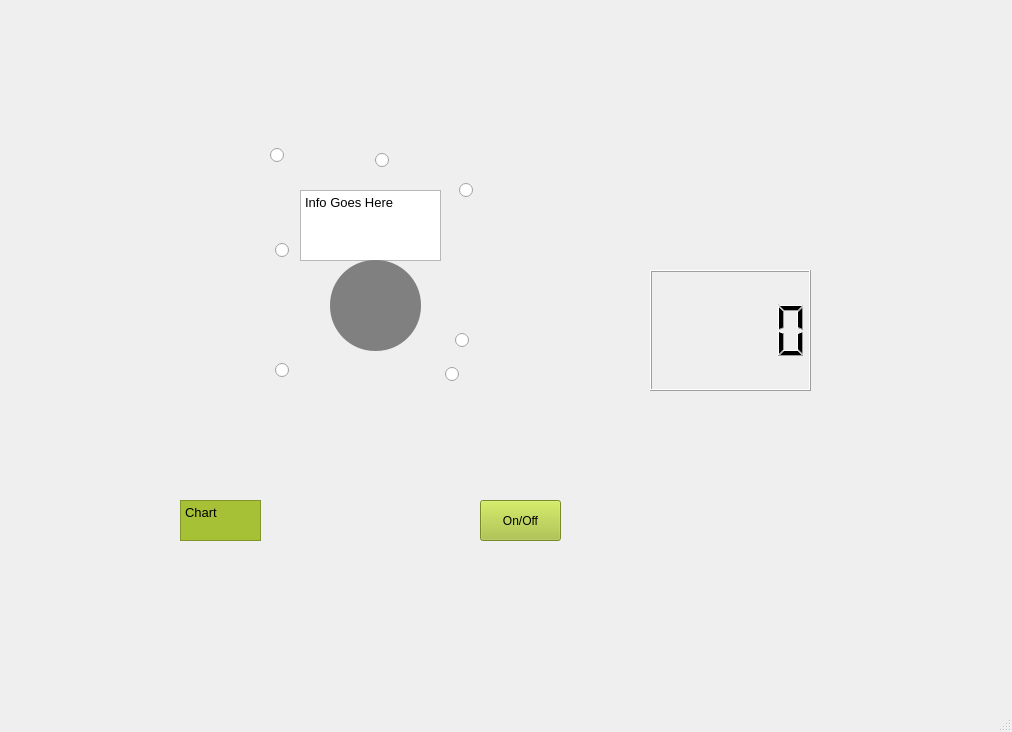
The window that mainwindow.ui (rayc4/COMP3004-Group-Project) describes before a commit, drawn with Qt 5.
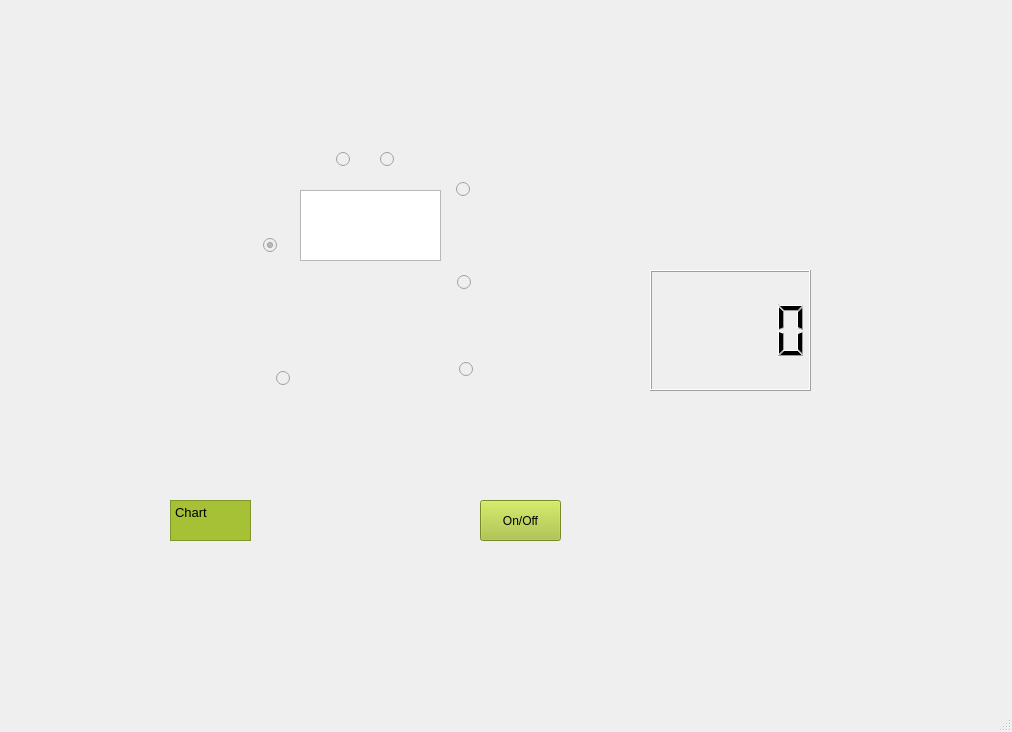
The same window after the commit. Icons and pictures are not drawn.

Commit message: aed power button functionality, ui changes

```diff
--- a/mainwindow.ui
+++ b/mainwindow.ui
@@ -30,150 +30,6 @@
      <string/>
     </property>
    </widget>
-   <widget class="QPushButton" name="pushButton1">
-    <property name="geometry">
-     <rect>
-      <x>180</x>
-      <y>180</y>
-      <width>111</width>
-      <height>81</height>
-     </rect>
-    </property>
-    <property name="styleSheet">
-     <string notr="true">border-image: url(:/res/button1.png);
-color: white; 
-border-radius: 10px; </string>
-    </property>
-    <property name="text">
-     <string/>
-    </property>
-   </widget>
-   <widget class="QPushButton" name="pushButton2">
-    <property name="geometry">
-     <rect>
-      <x>250</x>
-      <y>90</y>
-      <width>111</width>
-      <height>81</height>
-     </rect>
-    </property>
-    <property name="styleSheet">
-     <string notr="true">border-image: url(:/res/button2.png);
-color: white; 
-border-radius: 10px; </string>
-    </property>
-    <property name="text">
-     <string/>
-    </property>
-   </widget>
-   <widget class="QPushButton" name="pushButton3">
-    <property name="geometry">
-     <rect>
-      <x>370</x>
-      <y>90</y>
-      <width>111</width>
-      <height>81</height>
-     </rect>
-    </property>
-    <property name="styleSheet">
-     <string notr="true">border-image: url(:/res/button3.png);
-color: white; 
-border-radius: 10px; </string>
-    </property>
-    <property name="text">
-     <string/>
-    </property>
-   </widget>
-   <widget class="QPushButton" name="pushButton4">
-    <property name="geometry">
-     <rect>
-      <x>450</x>
-      <y>180</y>
-      <width>111</width>
-      <height>81</height>
-     </rect>
-    </property>
-    <property name="styleSheet">
-     <string notr="true">border-image: url(:/res/button4.png);
-color: white; 
-border-radius: 10px; </string>
-    </property>
-    <property name="text">
-     <string/>
-    </property>
-   </widget>
-   <widget class="QPushButton" name="pushButton5">
-    <property name="geometry">
-     <rect>
-      <x>450</x>
-      <y>270</y>
-      <width>111</width>
-      <height>81</height>
-     </rect>
-    </property>
-    <property name="styleSheet">
-     <string notr="true">border-image: url(:/res/button5png);
-color: white; 
-border-radius: 10px; </string>
-    </property>
-    <property name="text">
-     <string/>
-    </property>
-   </widget>
-   <widget class="QPushButton" name="pushButton6">
-    <property name="geometry">
-     <rect>
-      <x>380</x>
-      <y>360</y>
-      <width>111</width>
-      <height>81</height>
-     </rect>
-    </property>
-    <property name="styleSheet">
-     <string notr="true">border-image: url(:/res/button6.png);
-color: white; 
-border-radius: 10px; </string>
-    </property>
-    <property name="text">
-     <string/>
-    </property>
-   </widget>
-   <widget class="QPushButton" name="pushButton8">
-    <property name="geometry">
-     <rect>
-      <x>210</x>
-      <y>320</y>
-      <width>81</width>
-      <height>71</height>
-     </rect>
-    </property>
-    <property name="styleSheet">
-     <string notr="true">border-image: url(:/res/button8.png);
-color: white; 
-border-radius: 10px; </string>
-    </property>
-    <property name="text">
-     <string/>
-    </property>
-   </widget>
-   <widget class="QPushButton" name="pushButton7">
-    <property name="geometry">
-     <rect>
-      <x>270</x>
-      <y>360</y>
-      <width>91</width>
-      <height>81</height>
-     </rect>
-    </property>
-    <property name="styleSheet">
-     <string notr="true">border-image: url(:/res/button7.png);
-color: white; 
-border-radius: 10px; </string>
-    </property>
-    <property name="text">
-     <string/>
-    </property>
-   </widget>
    <widget class="QTextBrowser" name="textBrowser">
     <property name="geometry">
      <rect>
@@ -188,7 +44,7 @@
 &lt;html&gt;&lt;head&gt;&lt;meta name=&quot;qrichtext&quot; content=&quot;1&quot; /&gt;&lt;style type=&quot;text/css&quot;&gt;
 p, li { white-space: pre-wrap; }
 &lt;/style&gt;&lt;/head&gt;&lt;body style=&quot; font-family:'Sans'; font-size:10pt; font-weight:400; font-style:normal;&quot;&gt;
-&lt;p style=&quot; margin-top:0px; margin-bottom:0px; margin-left:0px; margin-right:0px; -qt-block-indent:0; text-indent:0px;&quot;&gt;Info Goes Here&lt;/p&gt;&lt;/body&gt;&lt;/html&gt;</string>
+&lt;p style=&quot;-qt-paragraph-type:empty; margin-top:0px; margin-bottom:0px; margin-left:0px; margin-right:0px; -qt-block-indent:0; text-indent:0px;&quot;&gt;&lt;br /&gt;&lt;/p&gt;&lt;/body&gt;&lt;/html&gt;</string>
     </property>
    </widget>
    <widget class="QPushButton" name="pushButtonOnOff">
@@ -211,7 +67,7 @@
    <widget class="QTextBrowser" name="textBrowser_2">
     <property name="geometry">
      <rect>
-      <x>180</x>
+      <x>170</x>
       <y>500</y>
       <width>81</width>
       <height>41</height>
@@ -230,23 +86,38 @@
     </property>
    </widget>
    <widget class="QRadioButton" name="radioButton2">
+    <property name="enabled">
+     <bool>false</bool>
+    </property>
     <property name="geometry">
      <rect>
-      <x>270</x>
-      <y>140</y>
-      <width>71</width>
+      <x>336</x>
+      <y>144</y>
+      <width>21</width>
       <height>31</height>
      </rect>
     </property>
     <property name="text">
      <string/>
     </property>
+    <property name="checkable">
+     <bool>true</bool>
+    </property>
+    <property name="checked">
+     <bool>false</bool>
+    </property>
+    <property name="autoExclusive">
+     <bool>true</bool>
+    </property>
    </widget>
    <widget class="QRadioButton" name="radioButton3">
+    <property name="enabled">
+     <bool>false</bool>
+    </property>
     <property name="geometry">
      <rect>
-      <x>375</x>
-      <y>150</y>
+      <x>380</x>
+      <y>149</y>
       <width>61</width>
       <height>20</height>
      </rect>
@@ -254,25 +125,49 @@
     <property name="text">
      <string/>
     </property>
+    <property name="checkable">
+     <bool>true</bool>
+    </property>
+    <property name="checked">
+     <bool>false</bool>
+    </property>
+    <property name="autoExclusive">
+     <bool>true</bool>
+    </property>
    </widget>
    <widget class="QRadioButton" name="radioButton1">
+    <property name="enabled">
+     <bool>false</bool>
+    </property>
     <property name="geometry">
      <rect>
-      <x>275</x>
-      <y>240</y>
-      <width>61</width>
+      <x>263</x>
+      <y>235</y>
+      <width>21</width>
       <height>20</height>
      </rect>
     </property>
     <property name="text">
      <string/>
     </property>
+    <property name="checkable">
+     <bool>true</bool>
+    </property>
+    <property name="checked">
+     <bool>true</bool>
+    </property>
+    <property name="autoExclusive">
+     <bool>true</bool>
+    </property>
    </widget>
    <widget class="QRadioButton" name="radioButton4">
+    <property name="enabled">
+     <bool>false</bool>
+    </property>
     <property name="geometry">
      <rect>
-      <x>459</x>
-      <y>180</y>
+      <x>456</x>
+      <y>179</y>
       <width>51</width>
       <height>20</height>
      </rect>
@@ -280,12 +175,24 @@
     <property name="text">
      <string/>
     </property>
+    <property name="checkable">
+     <bool>true</bool>
+    </property>
+    <property name="checked">
+     <bool>false</bool>
+    </property>
+    <property name="autoExclusive">
+     <bool>true</bool>
+    </property>
    </widget>
    <widget class="QRadioButton" name="radioButton5">
+    <property name="enabled">
+     <bool>false</bool>
+    </property>
     <property name="geometry">
      <rect>
-      <x>455</x>
-      <y>330</y>
+      <x>457</x>
+      <y>272</y>
       <width>61</width>
       <height>20</height>
      </rect>
@@ -293,12 +200,24 @@
     <property name="text">
      <string/>
     </property>
+    <property name="checkable">
+     <bool>true</bool>
+    </property>
+    <property name="checked">
+     <bool>false</bool>
+    </property>
+    <property name="autoExclusive">
+     <bool>true</bool>
+    </property>
    </widget>
    <widget class="QRadioButton" name="radioButton6">
+    <property name="enabled">
+     <bool>false</bool>
+    </property>
     <property name="geometry">
      <rect>
-      <x>445</x>
-      <y>359</y>
+      <x>459</x>
+      <y>354</y>
       <width>41</width>
       <height>31</height>
      </rect>
@@ -306,12 +225,24 @@
     <property name="text">
      <string/>
     </property>
+    <property name="checkable">
+     <bool>true</bool>
+    </property>
+    <property name="checked">
+     <bool>false</bool>
+    </property>
+    <property name="autoExclusive">
+     <bool>true</bool>
+    </property>
    </widget>
    <widget class="QRadioButton" name="radioButton7">
+    <property name="enabled">
+     <bool>false</bool>
+    </property>
     <property name="geometry">
      <rect>
-      <x>275</x>
-      <y>360</y>
+      <x>276</x>
+      <y>368</y>
       <width>51</width>
       <height>21</height>
      </rect>
@@ -319,25 +250,14 @@
     <property name="text">
      <string/>
     </property>
-   </widget>
-   <widget class="QPushButton" name="pushButtonOnOff_2">
-    <property name="geometry">
-     <rect>
-      <x>330</x>
-      <y>260</y>
-      <width>91</width>
-      <height>91</height>
-     </rect>
+    <property name="checkable">
+     <bool>true</bool>
     </property>
-    <property name="styleSheet">
-     <string notr="true">border-image: url(:/res/middle button.png);
-border-radius: 45px; 
-background-color: grey;
-color: white; 
-padding: 5px; </string>
+    <property name="checked">
+     <bool>false</bool>
     </property>
-    <property name="text">
-     <string/>
+    <property name="autoExclusive">
+     <bool>true</bool>
     </property>
    </widget>
    <widget class="QLCDNumber" name="heartRateLCD">
```
Left out of the diff: 13 changed lines with no effect on the pictures. The commit also changes 5 other files.
